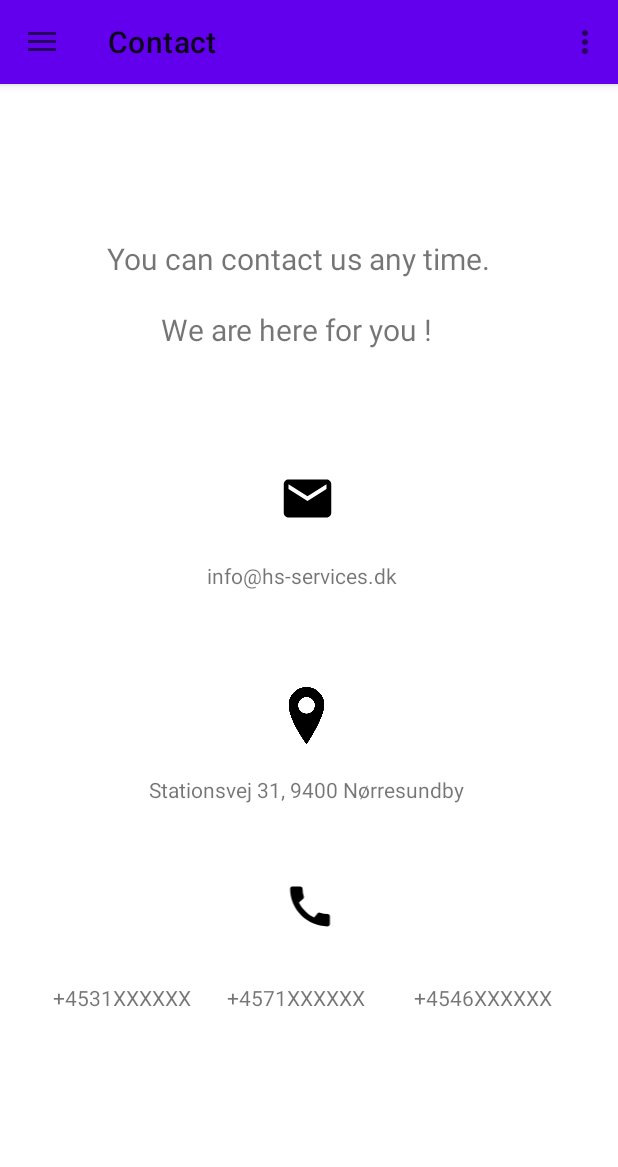
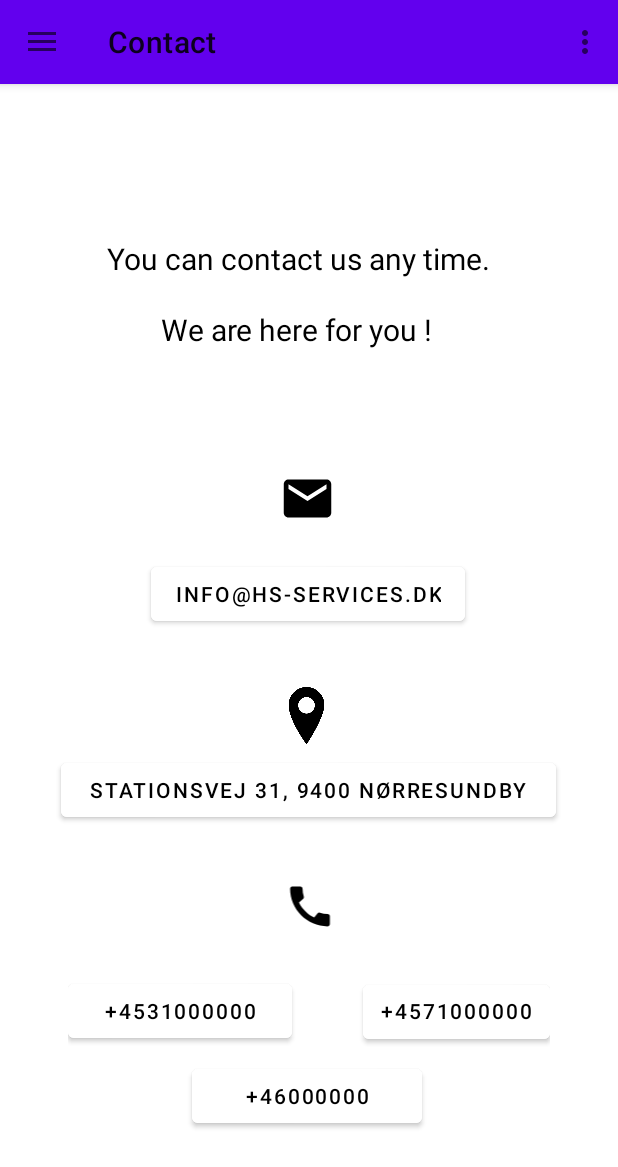
Before and after one commit to ancahutupasu/HeServices2, an Android app: the ContactFragment screen opened through its navigation route, on a phone screen of 412 x 824 dp. Shown: the top 1167 px of the screen. Run offline under Robolectric (Android 15) with nearby library versions, the phone set to English and light mode, and no system bars; our stand-ins replace navigation-ui.

Commit message:
contac page - actionDial, sentTo, view - its working :D

```diff
--- a/app/src/main/java/com/example/heservices/contact/ContactFragment.java
+++ b/app/src/main/java/com/example/heservices/contact/ContactFragment.java
@@ -1,17 +1,111 @@
 package com.example.heservices.contact;
 
+import android.content.Intent;
+import android.net.Uri;
 import android.os.Bundle;
 import android.view.LayoutInflater;
 import android.view.View;
 import android.view.ViewGroup;
+import android.widget.Button;
+import android.widget.ImageView;
+import android.widget.TextView;
 
 import androidx.annotation.NonNull;
+import androidx.annotation.Nullable;
 import androidx.fragment.app.Fragment;
+import androidx.lifecycle.ViewModelProvider;
 
 import com.example.heservices.R;
 
 public class ContactFragment extends Fragment {
-    public View onCreateView(@NonNull LayoutInflater inflater, ViewGroup container, Bundle savedInstanceState) {
-        return inflater.inflate(R.layout.fragment_contact, container, false);
+
+    private ContactViewModel mViewModel;
+
+    TextView text1;
+    TextView text3;
+    ImageView mail;
+    Button tel2;
+    Button tel1;
+    Button tel3;
+    Button email;
+    ImageView phoneImage;
+    ImageView locationImage;
+    Button location;
+    View view;
+
+    public static ContactFragment newInstance() {
+        return new ContactFragment();
+    }
+
+
+    public View onCreateView(@NonNull LayoutInflater inflater, @Nullable ViewGroup container, @Nullable Bundle savedInstanceState) {
+        View view = inflater.inflate(R.layout.fragment_contact, container, false);
+
+        text1 = view.findViewById(R.id.text1);
+        text3 = view.findViewById(R.id.text3);
+        mail = view.findViewById(R.id.mail);
+        tel2 = view.findViewById(R.id.tel2);
+        tel1 = view.findViewById(R.id.tel1);
+        tel3 = view.findViewById(R.id.tel3);
+        phoneImage = view.findViewById(R.id.phoneImage);
+        locationImage = view.findViewById(R.id.locationImage);
+        location = view.findViewById(R.id.location);
+        email = view.findViewById(R.id.email);
+
+        return view;
+    }
+
+    @Override
+    public void onActivityCreated(@Nullable Bundle saveInstanceState) {
+        super.onActivityCreated(saveInstanceState);
+        mViewModel = new ViewModelProvider(this).get(ContactViewModel.class);
+
+        tel2.setOnClickListener(new View.OnClickListener() {
+            @Override
+            public void onClick(View v) {
+                Intent intent = new Intent(Intent.ACTION_DIAL);
+                intent.setData(Uri.parse("tel:+4531000000"));
+                startActivity(intent);
+            }
+        });
+
+        tel1.setOnClickListener(new View.OnClickListener() {
+            @Override
+            public void onClick(View v) {
+                Intent intent = new Intent(Intent.ACTION_DIAL);
+                intent.setData(Uri.parse("tel:+4571000000"));
+                startActivity(intent);
+            }
+        });
+
+        tel3.setOnClickListener(new View.OnClickListener() {
+            @Override
+            public void onClick(View v) {
+                Intent intent = new Intent(Intent.ACTION_DIAL);
+                intent.setData(Uri.parse("tel:+4546000000"));
+                startActivity(intent);
+            }
+        });
+
+
+        email.setOnClickListener(new View.OnClickListener() {
+            @Override
+            public void onClick(View v) {
+                Intent intent = new Intent(Intent.ACTION_SENDTO);
+                intent.setData(Uri.parse("mailto:"));
+                startActivity(intent);
+            }
+        });
+
+        location.setOnClickListener(new View.OnClickListener() {
+            @Override
+            public void onClick(View v) {
+                Uri mapIntentUri = Uri.parse("https://goo.gl/maps/Jopdqh61mMzmZk4z9");
+                Intent intent = new Intent(Intent.ACTION_VIEW, mapIntentUri);
+                intent.setPackage("com.google.android.apps.maps");
+                startActivity(intent);
+            }
+        });
+
     }
 }
--- a/app/src/main/res/layout/fragment_contact.xml
+++ b/app/src/main/res/layout/fragment_contact.xml
@@ -17,10 +17,11 @@
         app:layout_constraintVertical_bias="0.14">
 
         <TextView
-            android:id="@+id/textView7"
+            android:id="@+id/text1"
             android:layout_width="wrap_content"
             android:layout_height="wrap_content"
             android:text="You can contact us any time. "
+            android:textColor="#000000"
             android:textSize="20sp" />
     </LinearLayout>
 
@@ -37,30 +38,12 @@
         app:layout_constraintVertical_bias="0.206">
 
         <TextView
-            android:id="@+id/textView5"
+            android:id="@+id/text3"
             android:layout_width="191dp"
             android:layout_height="31dp"
             android:text="We are here for you !"
+            android:textColor="#000000"
             android:textSize="20sp" />
-    </LinearLayout>
-
-    <LinearLayout
-        android:id="@+id/linearLayout9"
-        android:layout_width="143dp"
-        android:layout_height="36dp"
-        android:orientation="horizontal"
-        app:layout_constraintBottom_toBottomOf="parent"
-        app:layout_constraintEnd_toEndOf="parent"
-        app:layout_constraintHorizontal_bias="0.514"
-        app:layout_constraintStart_toStartOf="parent"
-        app:layout_constraintTop_toTopOf="parent"
-        app:layout_constraintVertical_bias="0.434">
-
-        <TextView
-            android:id="@+id/email1"
-            android:layout_width="wrap_content"
-            android:layout_height="38dp"
-            android:text="info@hs-services.dk" />
     </LinearLayout>
 
     <LinearLayout
@@ -76,65 +59,10 @@
         app:layout_constraintVertical_bias="0.357">
 
         <ImageView
-            android:id="@+id/imageView2"
+            android:id="@+id/mail"
             android:layout_width="match_parent"
             android:layout_height="38dp"
             app:srcCompat="@drawable/ic_baseline_email_24" />
-    </LinearLayout>
-
-    <LinearLayout
-        android:layout_width="109dp"
-        android:layout_height="32dp"
-        android:orientation="horizontal"
-        app:layout_constraintBottom_toBottomOf="parent"
-        app:layout_constraintEnd_toEndOf="parent"
-        app:layout_constraintStart_toStartOf="parent"
-        app:layout_constraintTop_toTopOf="parent"
-        app:layout_constraintVertical_bias="0.814">
-
-        <TextView
-            android:id="@+id/textView6one3"
-            android:layout_width="wrap_content"
-            android:layout_height="wrap_content"
-            android:text="+4571XXXXXX" />
-    </LinearLayout>
-
-    <LinearLayout
-        android:id="@+id/linearLayout10"
-        android:layout_width="104dp"
-        android:layout_height="33dp"
-        android:orientation="horizontal"
-        app:layout_constraintBottom_toBottomOf="parent"
-        app:layout_constraintEnd_toEndOf="parent"
-        app:layout_constraintHorizontal_bias="0.114"
-        app:layout_constraintStart_toStartOf="parent"
-        app:layout_constraintTop_toTopOf="parent"
-        app:layout_constraintVertical_bias="0.816">
-
-        <TextView
-            android:id="@+id/phone1"
-            android:layout_width="wrap_content"
-            android:layout_height="wrap_content"
-            android:text="+4531XXXXXX" />
-
-    </LinearLayout>
-
-    <LinearLayout
-        android:layout_width="106dp"
-        android:layout_height="29dp"
-        android:orientation="horizontal"
-        app:layout_constraintBottom_toBottomOf="parent"
-        app:layout_constraintEnd_toEndOf="parent"
-        app:layout_constraintHorizontal_bias="0.901"
-        app:layout_constraintStart_toStartOf="parent"
-        app:layout_constraintTop_toTopOf="parent"
-        app:layout_constraintVertical_bias="0.811">
-
-        <TextView
-            android:id="@+id/phone2"
-            android:layout_width="wrap_content"
-            android:layout_height="wrap_content"
-            android:text="+4546XXXXXX" />
     </LinearLayout>
 
     <LinearLayout
@@ -149,7 +77,7 @@
         app:layout_constraintVertical_bias="0.736">
 
         <ImageView
-            android:id="@+id/imageView18"
+            android:id="@+id/phoneImage"
             android:layout_width="match_parent"
             android:layout_height="35dp"
             android:layout_weight="1"
@@ -169,7 +97,7 @@
         app:layout_constraintVertical_bias="0.558">
 
         <ImageView
-            android:id="@+id/imageView21"
+            android:id="@+id/locationImage"
             android:layout_width="24dp"
             android:layout_height="38dp"
             android:layout_weight="1"
@@ -177,17 +105,101 @@
 
     </LinearLayout>
 
-    <TextView
-        android:id="@+id/textView8"
-        android:layout_width="212dp"
-        android:layout_height="30dp"
-        android:layout_weight="1"
-        android:text="Stationsvej 31, 9400 Nørresundby"
+    <LinearLayout
+        android:id="@+id/linearLayout10"
+        android:layout_width="321dp"
+        android:layout_height="54dp"
+        android:orientation="horizontal"
+        app:layout_constraintBottom_toBottomOf="parent"
+        app:layout_constraintEnd_toEndOf="parent"
+        app:layout_constraintStart_toStartOf="parent"
+        app:layout_constraintTop_toTopOf="parent"
+        app:layout_constraintVertical_bias="0.832">
+
+        <Button
+            android:id="@+id/tel1"
+            android:layout_width="149dp"
+            android:layout_height="wrap_content"
+            android:backgroundTint="#FFFFFF"
+            android:padding="0dp"
+            android:paddingStart="0dp"
+            android:paddingLeft="0dp"
+            android:paddingTop="0dp"
+            android:paddingEnd="0dp"
+            android:paddingRight="0dp"
+            android:paddingBottom="0dp"
+            android:phoneNumber="true"
+            android:text="+4531000000"
+            android:textColor="@android:color/black"
+            app:iconPadding="0dp" />
+
+        <Space
+            android:layout_width="24dp"
+            android:layout_height="46dp"
+            android:layout_weight="1" />
+
+        <Button
+            android:id="@+id/tel2"
+            android:layout_width="wrap_content"
+            android:layout_height="wrap_content"
+            android:layout_weight="1"
+            android:backgroundTint="#FFFFFF"
+            android:includeFontPadding="false"
+            android:padding="0dp"
+            android:paddingStart="0dp"
+            android:paddingLeft="0dp"
+            android:paddingTop="0dp"
+            android:paddingEnd="0dp"
+            android:paddingRight="0dp"
+            android:paddingBottom="0dp"
+            android:text="+4571000000"
+            android:textColor="#000000"
+            app:iconPadding="0dp" />
+
+    </LinearLayout>
+
+    <Button
+        android:id="@+id/tel3"
+        android:layout_width="153dp"
+        android:layout_height="48dp"
+        android:backgroundTint="#FFFFFF"
+        android:text="+46000000"
+        android:textColor="#000000"
+        app:layout_constraintBottom_toBottomOf="parent"
+        app:layout_constraintEnd_toEndOf="parent"
+        app:layout_constraintHorizontal_bias="0.496"
+        app:layout_constraintStart_toStartOf="parent"
+        app:layout_constraintTop_toTopOf="parent"
+        app:layout_constraintVertical_bias="0.904" />
+
+    <Button
+        android:id="@+id/email"
+        android:layout_width="wrap_content"
+        android:layout_height="wrap_content"
+        android:layout_margin="0dp"
+        android:backgroundTint="#FFFFFF"
+        android:text="info@hs-services.dk"
+        android:textColor="#000000"
         app:layout_constraintBottom_toBottomOf="parent"
         app:layout_constraintEnd_toEndOf="parent"
         app:layout_constraintHorizontal_bias="0.497"
         app:layout_constraintStart_toStartOf="parent"
         app:layout_constraintTop_toTopOf="parent"
-        app:layout_constraintVertical_bias="0.624" />
+        app:layout_constraintVertical_bias="0.439"
+        app:layout_marginBaseline="0dp" />
+
+    <Button
+        android:id="@+id/location"
+        android:layout_width="330dp"
+        android:layout_height="48dp"
+        android:backgroundTint="@color/white"
+        android:text="Stationsvej 31, 9400 Nørresundby"
+        android:textColor="#000000"
+        app:layout_constraintBottom_toBottomOf="parent"
+        app:layout_constraintEnd_toEndOf="parent"
+        app:layout_constraintHorizontal_bias="0.493"
+        app:layout_constraintStart_toStartOf="parent"
+        app:layout_constraintTop_toTopOf="parent"
+        app:layout_constraintVertical_bias="0.62" />
 
 </androidx.constraintlayout.widget.ConstraintLayout>
```
